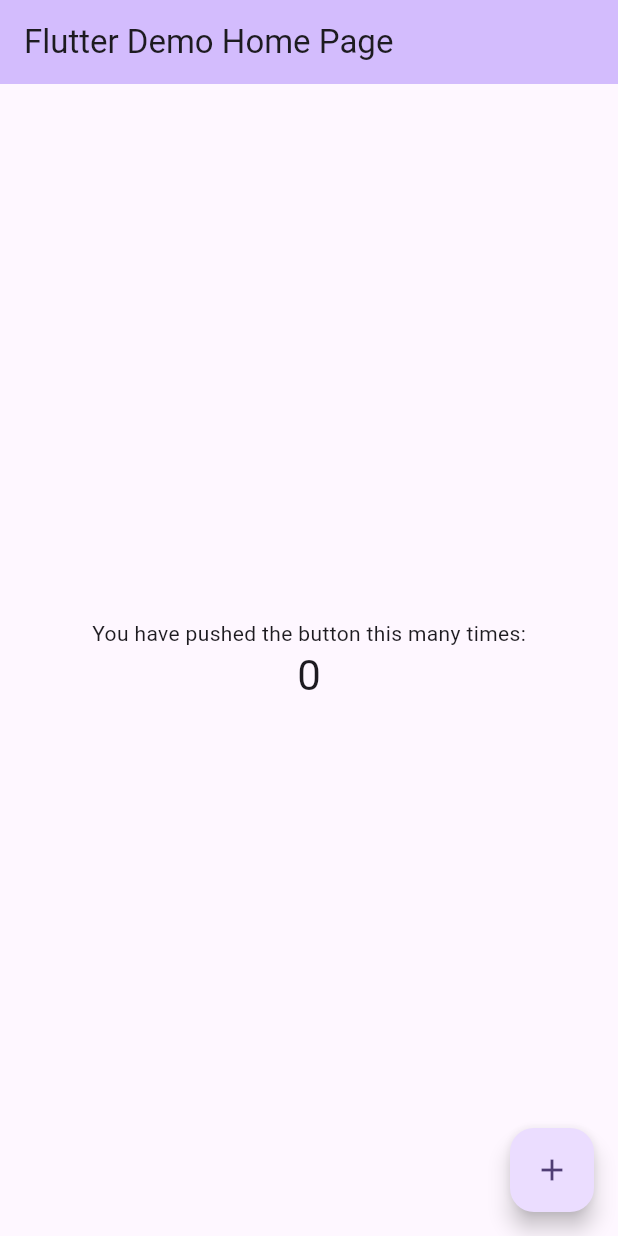
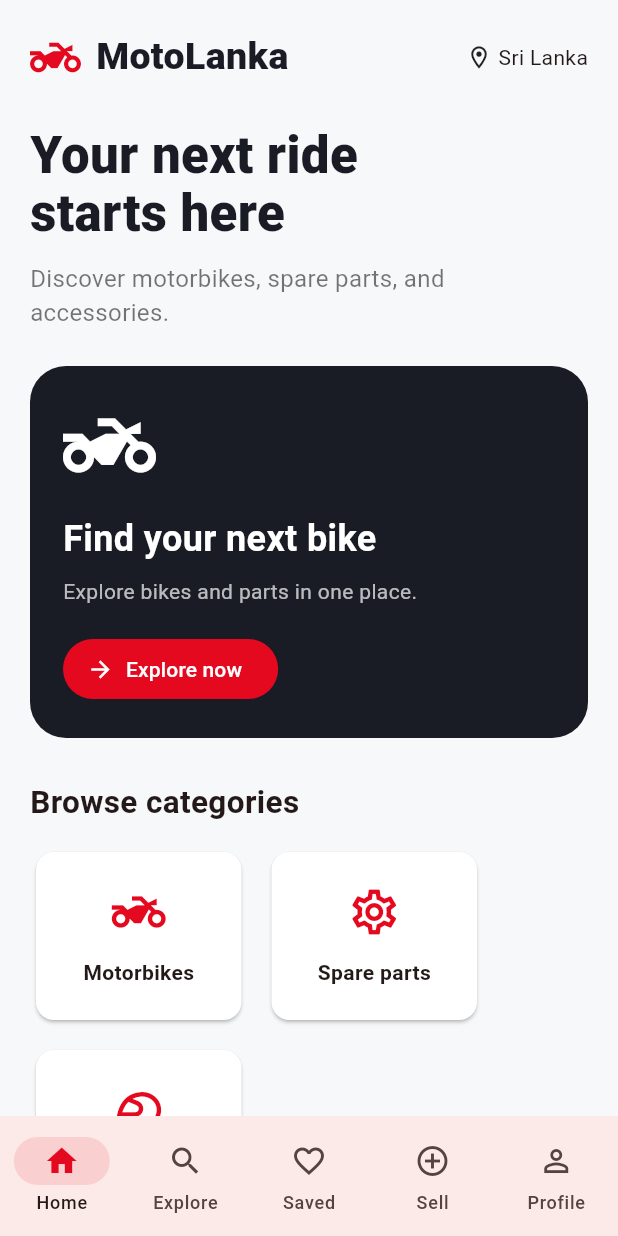
Before and after one commit to sevi2001/motolanka, a Flutter app: the screen it shows after launch, on a phone screen of 412 x 824 dp. Run offline on Flutter 3.47's test engine with Material 3 defaults, Android fonts, the phone set to English and light mode, and no system bars.

Commit message:
Add MotoLanka home screen and navigation

```diff
--- a/lib/main.dart
+++ b/lib/main.dart
@@ -1,122 +1,338 @@
 import 'package:flutter/material.dart';
 
 void main() {
-  runApp(const MyApp());
+  runApp(const MotoLankaApp());
 }
 
-class MyApp extends StatelessWidget {
-  const MyApp({super.key});
+const brandRed = Color(0xFFE50920);
+const darkText = Color(0xFF191C24);
 
-  // This widget is the root of your application.
+class MotoLankaApp extends StatelessWidget {
+  const MotoLankaApp({super.key});
+
   @override
   Widget build(BuildContext context) {
     return MaterialApp(
-      title: 'Flutter Demo',
+      title: 'MotoLanka',
+      debugShowCheckedModeBanner: false,
       theme: ThemeData(
-        // This is the theme of your application.
-        //
-        // TRY THIS: Try running your application with "flutter run". You'll see
-        // the application has a purple toolbar. Then, without quitting the app,
-        // try changing the seedColor in the colorScheme below to Colors.green
-        // and then invoke "hot reload" (save your changes or press the "hot
-        // reload" button in a Flutter-supported IDE, or press "r" if you used
-        // the command line to start the app).
-        //
-        // Notice that the counter didn't reset back to zero; the application
-        // state is not lost during the reload. To reset the state, use hot
-        // restart instead.
-        //
-        // This works for code too, not just values: Most code changes can be
-        // tested with just a hot reload.
-        colorScheme: .fromSeed(seedColor: Colors.deepPurple),
+        useMaterial3: true,
+        colorScheme: ColorScheme.fromSeed(seedColor: brandRed),
+        scaffoldBackgroundColor: const Color(0xFFF7F8FA),
+        appBarTheme: const AppBarTheme(
+          backgroundColor: Color(0xFFF7F8FA),
+          foregroundColor: darkText,
+          elevation: 0,
         ),
-      home: const MyHomePage(title: 'Flutter Demo Home Page'),
+      ),
+      home: const MainScreen(),
     );
   }
 }
 
-class MyHomePage extends StatefulWidget {
-  const MyHomePage({super.key, required this.title});
-
-  // This widget is the home page of your application. It is stateful, meaning
-  // that it has a State object (defined below) that contains fields that affect
-  // how it looks.
-
-  // This class is the configuration for the state. It holds the values (in this
-  // case the title) provided by the parent (in this case the App widget) and
-  // used by the build method of the State. Fields in a Widget subclass are
-  // always marked "final".
-
-  final String title;
+class MainScreen extends StatefulWidget {
+  const MainScreen({super.key});
 
   @override
-  State<MyHomePage> createState() => _MyHomePageState();
+  State<MainScreen> createState() => _MainScreenState();
 }
 
-class _MyHomePageState extends State<MyHomePage> {
-  int _counter = 0;
-
-  void _incrementCounter() {
-    setState(() {
-      // This call to setState tells the Flutter framework that something has
-      // changed in this State, which causes it to rerun the build method below
-      // so that the display can reflect the updated values. If we changed
-      // _counter without calling setState(), then the build method would not be
-      // called again, and so nothing would appear to happen.
-      _counter++;
-    });
-  }
+class _MainScreenState extends State<MainScreen> {
+  int selectedIndex = 0;
 
   @override
   Widget build(BuildContext context) {
-    // This method is rerun every time setState is called, for instance as done
-    // by the _incrementCounter method above.
-    //
-    // The Flutter framework has been optimized to make rerunning build methods
-    // fast, so that you can just rebuild anything that needs updating rather
-    // than having to individually change instances of widgets.
     return Scaffold(
-      appBar: AppBar(
-        // TRY THIS: Try changing the color here to a specific color (to
-        // Colors.amber, perhaps?) and trigger a hot reload to see the AppBar
-        // change color while the other colors stay the same.
-        backgroundColor: Theme.of(context).colorScheme.inversePrimary,
-        // Here we take the value from the MyHomePage object that was created by
-        // the App.build method, and use it to set our appbar title.
-        title: Text(widget.title),
+      body: IndexedStack(
+        index: selectedIndex,
+        children: [
+          HomeScreen(onExplore: () => setState(() => selectedIndex = 1)),
+          const StarterPage(
+            title: 'Explore',
+            icon: Icons.search,
+            message: 'Bike and spare part listings will be added next.',
           ),
-      body: Center(
-        // Center is a layout widget. It takes a single child and positions it
-        // in the middle of the parent.
+          const StarterPage(
+            title: 'Saved items',
+            icon: Icons.favorite_outline,
+            message: 'Your favourite bikes and parts will appear here.',
+          ),
+          const StarterPage(
+            title: 'Sell an item',
+            icon: Icons.add_circle_outline,
+            message: 'The bike and spare part listing form is coming next.',
+          ),
+          const StarterPage(
+            title: 'My profile',
+            icon: Icons.person_outline,
+            message: 'Your account and listings will appear here.',
+          ),
+        ],
+      ),
+      bottomNavigationBar: NavigationBar(
+        selectedIndex: selectedIndex,
+        indicatorColor: brandRed.withValues(alpha: 0.12),
+        onDestinationSelected: (index) {
+          setState(() => selectedIndex = index);
+        },
+        destinations: const [
+          NavigationDestination(
+            icon: Icon(Icons.home_outlined),
+            selectedIcon: Icon(Icons.home, color: brandRed),
+            label: 'Home',
+          ),
+          NavigationDestination(icon: Icon(Icons.search), label: 'Explore'),
+          NavigationDestination(
+            icon: Icon(Icons.favorite_outline),
+            label: 'Saved',
+          ),
+          NavigationDestination(
+            icon: Icon(Icons.add_circle_outline),
+            label: 'Sell',
+          ),
+          NavigationDestination(
+            icon: Icon(Icons.person_outline),
+            label: 'Profile',
+          ),
+        ],
+      ),
+    );
+  }
+}
+
+class HomeScreen extends StatelessWidget {
+  const HomeScreen({super.key, required this.onExplore});
+
+  final VoidCallback onExplore;
+
+  @override
+  Widget build(BuildContext context) {
+    return SafeArea(
+      child: Center(
+        child: ConstrainedBox(
+          constraints: const BoxConstraints(maxWidth: 600),
+          child: ListView(
+            padding: const EdgeInsets.all(20),
+            children: [
+              const Row(
+                children: [
+                  Icon(Icons.two_wheeler, color: brandRed, size: 34),
+                  SizedBox(width: 10),
+                  Expanded(
+                    child: Text(
+                      'MotoLanka',
+                      style: TextStyle(
+                        fontSize: 25,
+                        fontWeight: FontWeight.w800,
+                        color: darkText,
+                      ),
+                    ),
+                  ),
+                  Icon(Icons.location_on_outlined, size: 18),
+                  SizedBox(width: 4),
+                  Text('Sri Lanka'),
+                ],
+              ),
+              const SizedBox(height: 28),
+              const Text(
+                'Your next ride\nstarts here',
+                style: TextStyle(
+                  fontSize: 34,
+                  height: 1.15,
+                  fontWeight: FontWeight.w800,
+                  color: darkText,
+                ),
+              ),
+              const SizedBox(height: 12),
+              const Text(
+                'Discover motorbikes, spare parts, and accessories.',
+                style: TextStyle(color: Colors.black54, fontSize: 16),
+              ),
+              const SizedBox(height: 24),
+              Container(
+                padding: const EdgeInsets.all(22),
+                decoration: BoxDecoration(
+                  color: darkText,
+                  borderRadius: BorderRadius.circular(24),
+                ),
                 child: Column(
-          // Column is also a layout widget. It takes a list of children and
-          // arranges them vertically. By default, it sizes itself to fit its
-          // children horizontally, and tries to be as tall as its parent.
-          //
-          // Column has various properties to control how it sizes itself and
-          // how it positions its children. Here we use mainAxisAlignment to
-          // center the children vertically; the main axis here is the vertical
-          // axis because Columns are vertical (the cross axis would be
-          // horizontal).
-          //
-          // TRY THIS: Invoke "debug painting" (choose the "Toggle Debug Paint"
-          // action in the IDE, or press "p" in the console), to see the
-          // wireframe for each widget.
-          mainAxisAlignment: .center,
+                  crossAxisAlignment: CrossAxisAlignment.start,
                   children: [
-            const Text('You have pushed the button this many times:'),
-            Text(
-              '$_counter',
-              style: Theme.of(context).textTheme.headlineMedium,
+                    const Icon(
+                      Icons.two_wheeler,
+                      size: 62,
+                      color: Colors.white,
+                    ),
+                    const SizedBox(height: 14),
+                    const Text(
+                      'Find your next bike',
+                      style: TextStyle(
+                        color: Colors.white,
+                        fontSize: 24,
+                        fontWeight: FontWeight.bold,
+                      ),
+                    ),
+                    const SizedBox(height: 8),
+                    const Text(
+                      'Explore bikes and parts in one place.',
+                      style: TextStyle(color: Colors.white70),
+                    ),
+                    const SizedBox(height: 18),
+                    FilledButton.icon(
+                      onPressed: onExplore,
+                      style: FilledButton.styleFrom(
+                        backgroundColor: brandRed,
+                        foregroundColor: Colors.white,
+                      ),
+                      icon: const Icon(Icons.arrow_forward),
+                      label: const Text('Explore now'),
                     ),
                   ],
                 ),
               ),
-      floatingActionButton: FloatingActionButton(
-        onPressed: _incrementCounter,
-        tooltip: 'Increment',
-        child: const Icon(Icons.add),
+              const SizedBox(height: 28),
+              const Text(
+                'Browse categories',
+                style: TextStyle(fontSize: 21, fontWeight: FontWeight.bold),
+              ),
+              const SizedBox(height: 14),
+              Wrap(
+                spacing: 12,
+                runSpacing: 12,
+                children: [
+                  CategoryCard(
+                    title: 'Motorbikes',
+                    icon: Icons.two_wheeler,
+                    onTap: onExplore,
+                  ),
+                  CategoryCard(
+                    title: 'Spare parts',
+                    icon: Icons.settings_outlined,
+                    onTap: () => showComingSoon(context, 'Spare parts'),
+                  ),
+                  CategoryCard(
+                    title: 'Accessories',
+                    icon: Icons.sports_motorsports_outlined,
+                    onTap: () => showComingSoon(context, 'Accessories'),
+                  ),
+                ],
+              ),
+              const SizedBox(height: 28),
+              const Text(
+                'Featured bikes',
+                style: TextStyle(fontSize: 21, fontWeight: FontWeight.bold),
+              ),
+              const SizedBox(height: 14),
+              const Card(
+                color: Colors.white,
+                child: Padding(
+                  padding: EdgeInsets.all(24),
+                  child: Row(
+                    children: [
+                      Icon(Icons.two_wheeler, size: 42, color: brandRed),
+                      SizedBox(width: 16),
+                      Expanded(
+                        child: Text(
+                          'We’ll add your bike photos and sample '
+                          'listings in the next step.',
+                        ),
+                      ),
+                    ],
+                  ),
+                ),
+              ),
+            ],
+          ),
+        ),
+      ),
+    );
+  }
+
+  void showComingSoon(BuildContext context, String category) {
+    ScaffoldMessenger.of(context)
+      ..hideCurrentSnackBar()
+      ..showSnackBar(
+        SnackBar(content: Text('$category will be added in a later step.')),
+      );
+  }
+}
+
+class CategoryCard extends StatelessWidget {
+  const CategoryCard({
+    super.key,
+    required this.title,
+    required this.icon,
+    required this.onTap,
+  });
+
+  final String title;
+  final IconData icon;
+  final VoidCallback onTap;
+
+  @override
+  Widget build(BuildContext context) {
+    return SizedBox(
+      width: 145,
+      child: Card(
+        color: Colors.white,
+        clipBehavior: Clip.antiAlias,
+        child: InkWell(
+          onTap: onTap,
+          child: Padding(
+            padding: const EdgeInsets.symmetric(horizontal: 12, vertical: 22),
+            child: Column(
+              children: [
+                Icon(icon, size: 36, color: brandRed),
+                const SizedBox(height: 12),
+                Text(
+                  title,
+                  style: const TextStyle(fontWeight: FontWeight.bold),
+                ),
+              ],
+            ),
+          ),
+        ),
       ),
     );
   }
 }
+
+class StarterPage extends StatelessWidget {
+  const StarterPage({
+    super.key,
+    required this.title,
+    required this.icon,
+    required this.message,
+  });
+
+  final String title;
+  final IconData icon;
+  final String message;
+
+  @override
+  Widget build(BuildContext context) {
+    return SafeArea(
+      child: Center(
+        child: Padding(
+          padding: const EdgeInsets.all(28),
+          child: Column(
+            mainAxisSize: MainAxisSize.min,
+            children: [
+              Icon(icon, size: 64, color: brandRed),
+              const SizedBox(height: 20),
+              Text(
+                title,
+                style: const TextStyle(
+                  fontSize: 26,
+                  fontWeight: FontWeight.bold,
+                ),
+              ),
+              const SizedBox(height: 12),
+              Text(message, textAlign: TextAlign.center),
+            ],
+          ),
+        ),
+      ),
+    );
+  }
+}
```
Also changed, not shown: pubspec.yaml (+5 -67 lines), assets/bikes/Screenshot 2026-10-10 114853.png (added), assets/bikes/Screenshot 2026-10-10 115238.png (added), assets/bikes/apache_4v.png (added), assets/bikes/apache_rtr.png (added), assets/bikes/raider.png (added), assets/parts/caliper.png (added), assets/parts/engine.png (added), assets/parts/frontalloy_wheel.png (added), assets/parts/frontbrake_disk.png (added), assets/parts/fuel_tank.png (added), assets/parts/sprocket_chain.png (added), 1 other file. Lines whose indentation alone changed are shown as unchanged.
